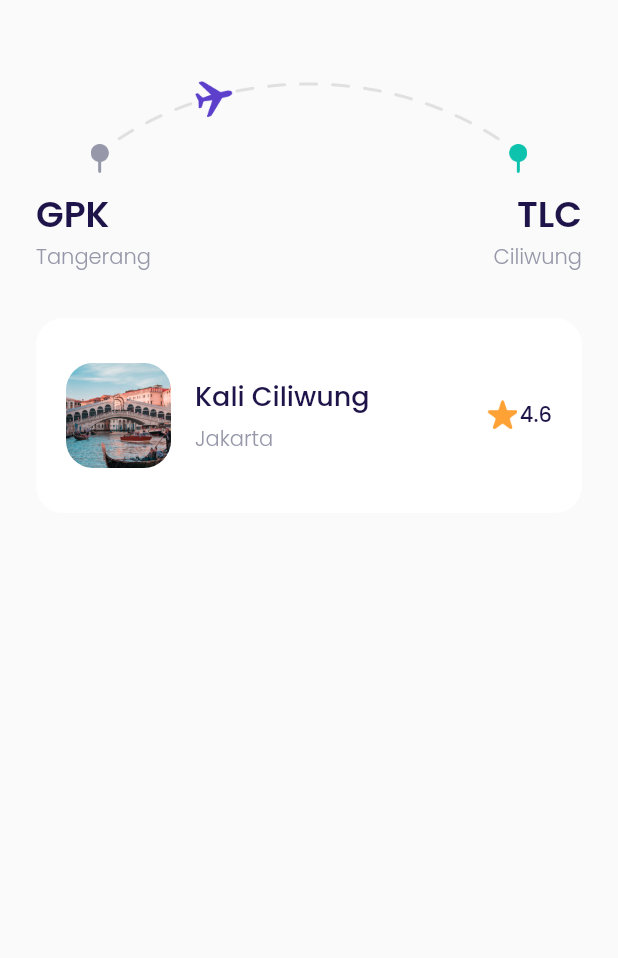
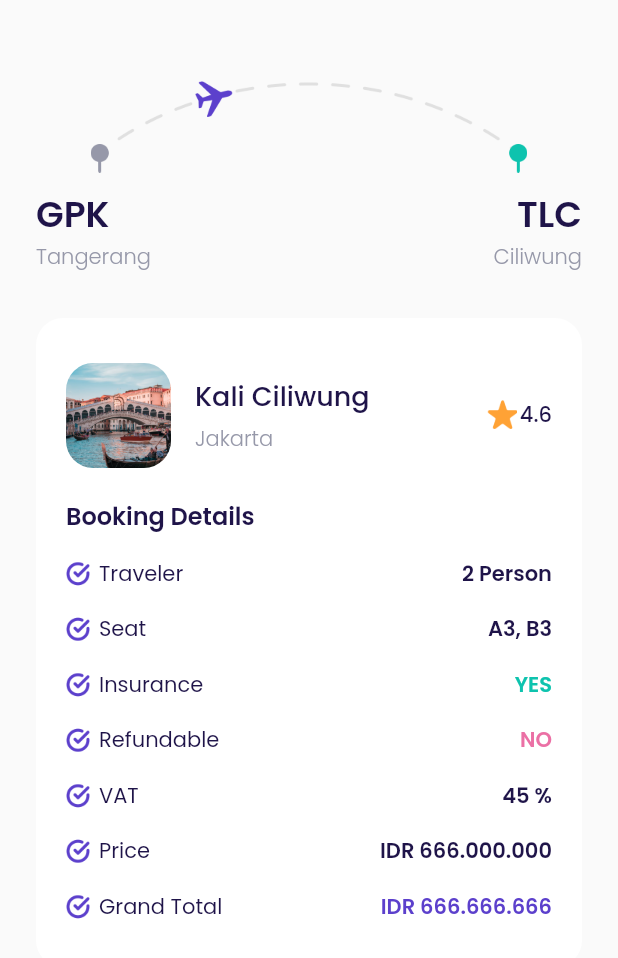
Before and after one commit to Nemuru-san/airplane_projek, a Flutter app: the checkoutPage screen opened directly, on a phone screen of 412 x 824 dp. Shown: the top 958 px of the screen. Run offline on Flutter 3.47's test engine with Material 2 defaults, Android fonts, the phone set to English and light mode, and no system bars; our stand-ins replace google_fonts.

Commit message:
Payment details and button

```diff
--- a/lib/ui/pages/checkoutPage.dart
+++ b/lib/ui/pages/checkoutPage.dart
@@ -1,3 +1,4 @@
+import 'package:airplane_projek/ui/widgets/bookingDetailItems.dart';
 import 'package:flutter/material.dart';
 import '../../shared/thame.dart';
 
@@ -84,6 +85,7 @@ class checkoutPage extends StatelessWidget {
           color: ktextColorWhite,
         ),
         child: Column(
+          crossAxisAlignment: CrossAxisAlignment.start,
           children: [
             // destination title
             Row(
@@ -150,7 +152,54 @@ class checkoutPage extends StatelessWidget {
               ],
             ),
 
-            // destination item detail
+            // booking detail
+            Container(
+              margin: EdgeInsets.only(top: 20),
+              child: Text(
+                'Booking Details',
+                style: blackTextStyle.copyWith(
+                  fontSize: 16,
+                  fontWeight: semiBold,
+                ),
+              ),
+            ),
+
+            // booking item details
+            bookingDetailItems(
+              title: 'Traveler',
+              textValue: '2 Person',
+              valueColor: ktextColorBlack,
+            ),
+            bookingDetailItems(
+              title: 'Seat',
+              textValue: 'A3, B3',
+              valueColor: ktextColorBlack,
+            ),
+            bookingDetailItems(
+              title: 'Insurance',
+              textValue: 'YES',
+              valueColor: ktextColorGreen,
+            ),
+            bookingDetailItems(
+              title: 'Refundable',
+              textValue: 'NO',
+              valueColor: ktextColorRed,
+            ),
+            bookingDetailItems(
+              title: 'VAT',
+              textValue: '45 %',
+              valueColor: ktextColorBlack,
+            ),
+            bookingDetailItems(
+              title: 'Price',
+              textValue: 'IDR 666.000.000',
+              valueColor: ktextColorBlack,
+            ),
+            bookingDetailItems(
+              title: 'Grand Total',
+              textValue: 'IDR 666.666.666',
+              valueColor: kprimaryColor,
+            ),
           ],
         ),
       );
--- /dev/null
+++ b/lib/ui/widgets/bookingDetailItems.dart
@@ -0,0 +1,48 @@
+import 'package:flutter/material.dart';
+import '../../shared/thame.dart';
+
+class bookingDetailItems extends StatelessWidget {
+  final String title;
+  final String textValue;
+  final Color valueColor;
+
+  const bookingDetailItems({
+    Key? key,
+    required this.title,
+    required this.textValue,
+    required this.valueColor,
+  }) : super(key: key);
+
+  @override
+  Widget build(BuildContext context) {
+    return Container(
+      margin: EdgeInsets.only(top: 16),
+      child: Row(
+        children: [
+          Container(
+            width: 16,
+            height: 16,
+            margin: EdgeInsets.only(right: 6),
+            decoration: BoxDecoration(
+              image: DecorationImage(
+                image: AssetImage('assets/checklist_icon.png'),
+              ),
+            ),
+          ),
+          Text(
+            title,
+            style: blackTextStyle,
+          ),
+          Spacer(),
+          Text(
+            textValue,
+            style: blackTextStyle.copyWith(
+              fontWeight: semiBold,
+              color: valueColor,
+            ),
+          ),
+        ],
+      ),
+    );
+  }
+}
```
